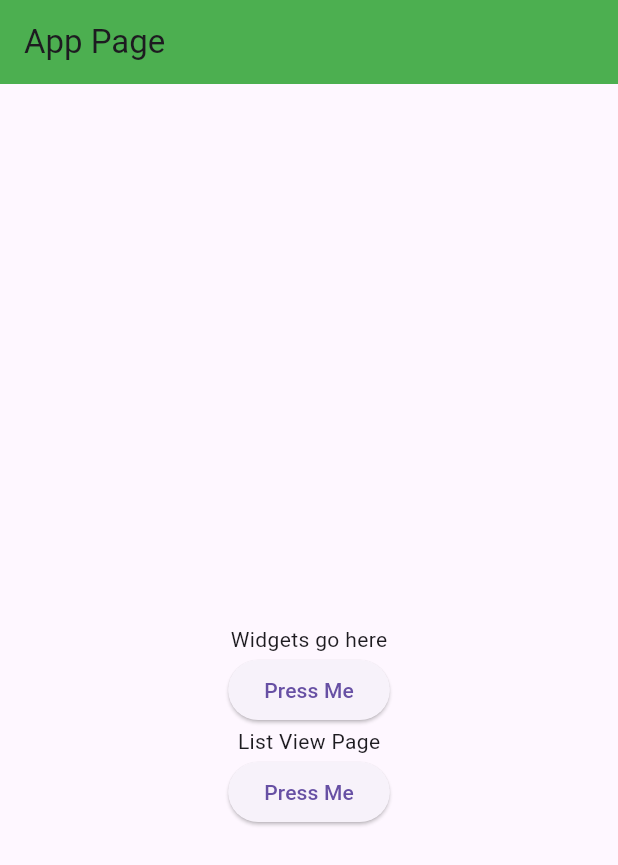
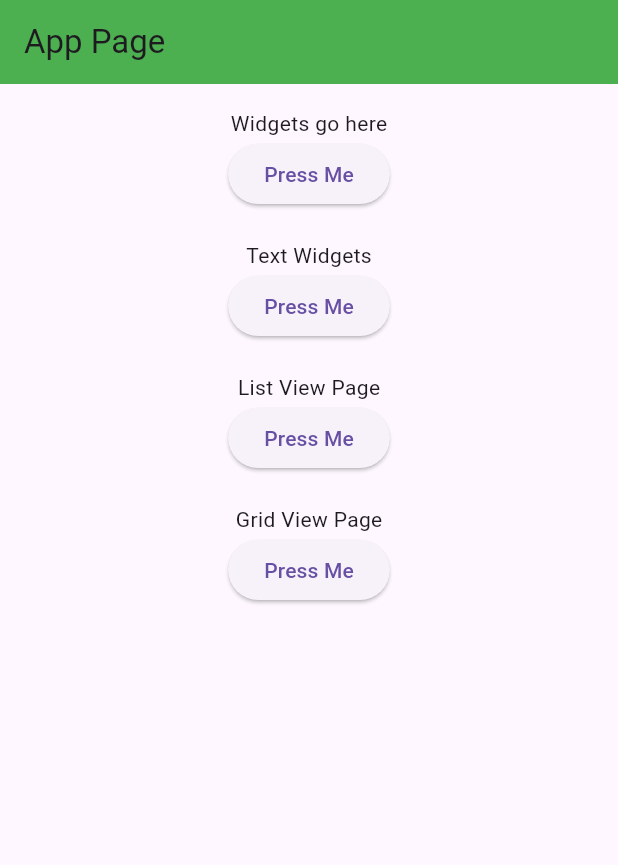
Before and after one commit to Iskander2323/bloc_and_gorouter_empty_app, a Flutter app: the screen it shows after launch, on a phone screen of 412 x 824 dp. Shown: the top 865 px of the screen. Run offline on Flutter 3.47's test engine with Material 3 defaults, Android fonts, the phone set to English and light mode, and no system bars; our stand-ins replace bloc, equatable, flutter_bloc, go_router.

Commit message:
added new routes

```diff
--- a/lib/components/app_page/ui/app_page_body.dart
+++ b/lib/components/app_page/ui/app_page_body.dart
@@ -21,9 +21,8 @@ class _AppPageBodyState extends State<AppPageBody> {
         child: Container(
           height: MediaQuery.of(context).size.height,
           margin: const EdgeInsets.all(16.0),
-          alignment: Alignment.center,
+          alignment: Alignment.topCenter,
           child: Column(
-            mainAxisAlignment: MainAxisAlignment.center,
             children: [
               const Text('Widgets go here'),
               ElevatedButton(
@@ -32,10 +31,27 @@ class _AppPageBodyState extends State<AppPageBody> {
                 },
                 child: const Text('Press Me'),
               ),
+              SizedBox(height: 20),
+              const Text('Text Widgets'),
+              ElevatedButton(
+                onPressed: () {
+                  context.goNamed('text_widgets_page');
+                },
+                child: const Text('Press Me'),
+              ),
+              SizedBox(height: 20),
               const Text('List View Page'),
               ElevatedButton(
                 onPressed: () {
                   context.goNamed('list_view_page');
+                },
+                child: const Text('Press Me'),
+              ),
+              SizedBox(height: 20),
+              const Text('Grid View Page'),
+              ElevatedButton(
+                onPressed: () {
+                  context.goNamed('grid_view_page');
                 },
                 child: const Text('Press Me'),
               ),
```
